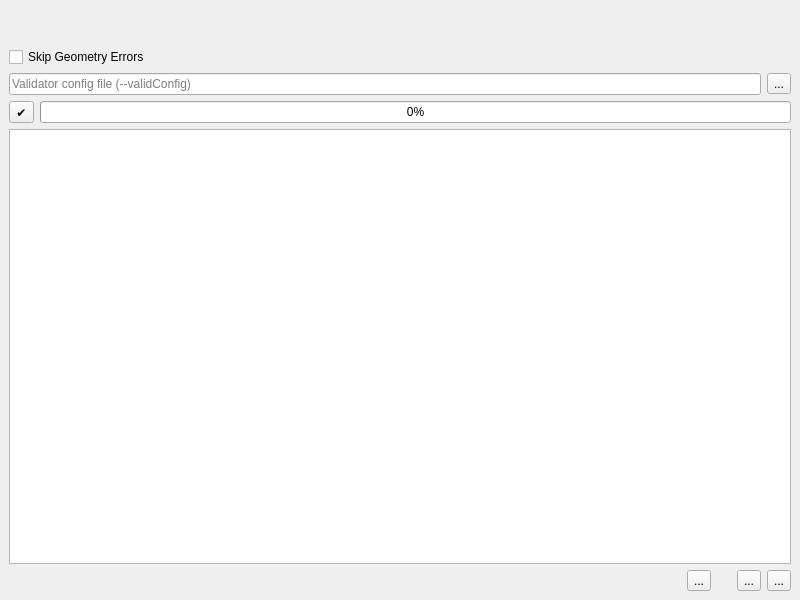
Before: the Qt Designer form QgisModelBaker/ui/validator.ui in opengisch/QgisModelBaker, drawn with Qt 5.
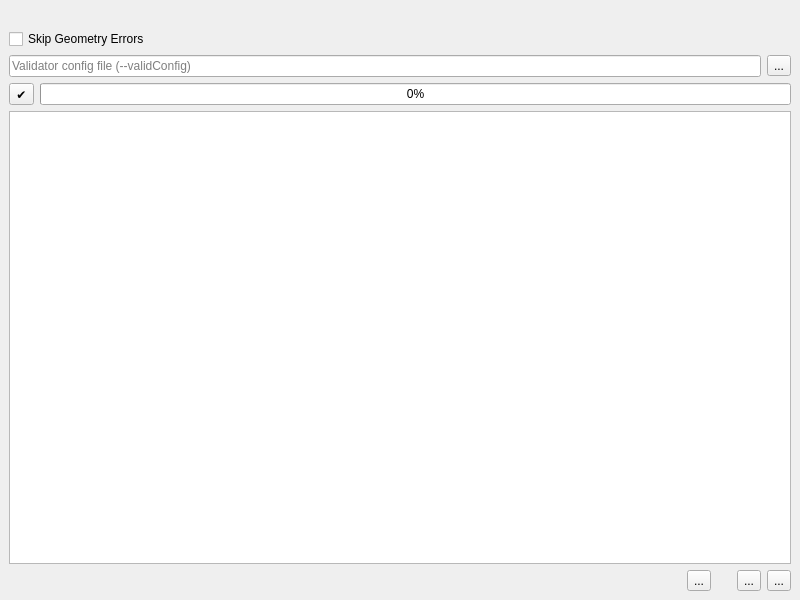
After: the same form once the commit is applied.

Commit message: Finetune validator GUI - remove margins

```diff
--- a/QgisModelBaker/ui/validator.ui
+++ b/QgisModelBaker/ui/validator.ui
@@ -15,36 +15,7 @@
   </property>
   <widget class="QWidget" name="dockWidgetContents">
    <layout class="QGridLayout" name="gridLayout">
-    <item row="0" column="0">
-     <widget class="QWidget" name="widget" native="true">
-      <layout class="QGridLayout" name="gridLayout_2">
-       <item row="0" column="0">
-        <widget class="QLabel" name="info_label">
-         <property name="text">
-          <string/>
-         </property>
-         <property name="wordWrap">
-          <bool>true</bool>
-         </property>
-        </widget>
-       </item>
-      </layout>
-     </widget>
-    </item>
-    <item row="1" column="0">
-     <layout class="QVBoxLayout" name="filter_layout"/>
-    </item>
-    <item row="2" column="0">
-     <widget class="QCheckBox" name="skip_geometry_errors_check_box">
-      <property name="toolTip">
-       <string>ili2db option --skipGeometryErrors</string>
-      </property>
-      <property name="text">
-       <string>Skip Geometry Errors</string>
-      </property>
-     </widget>
-    </item>
-    <item row="3" column="0">
+    <item row="5" column="0" colspan="2">
      <layout class="QHBoxLayout" name="horizontalLayout_2">
       <item>
        <widget class="QLineEdit" name="validator_config_file_line_edit">
@@ -65,46 +36,7 @@
       </item>
      </layout>
     </item>
-    <item row="4" column="0">
-     <widget class="QWidget" name="validation_layout" native="true">
-      <layout class="QVBoxLayout" name="verticalLayout_2">
-       <property name="leftMargin">
-        <number>0</number>
-       </property>
-       <property name="topMargin">
-        <number>0</number>
-       </property>
-       <property name="rightMargin">
-        <number>0</number>
-       </property>
-       <property name="bottomMargin">
-        <number>0</number>
-       </property>
-       <item>
-        <layout class="QHBoxLayout" name="horizontalLayout">
-         <item>
-          <widget class="QToolButton" name="run_button">
-           <property name="text">
-            <string>✔</string>
-           </property>
-          </widget>
-         </item>
-         <item>
-          <widget class="QProgressBar" name="progress_bar">
-           <property name="value">
-            <number>0</number>
-           </property>
-          </widget>
-         </item>
-        </layout>
-       </item>
-       <item>
-        <widget class="QTableView" name="result_table_view"/>
-       </item>
-      </layout>
-     </widget>
-    </item>
-    <item row="5" column="0">
+    <item row="7" column="0" colspan="2">
      <layout class="QHBoxLayout" name="horizontalLayout_3">
       <item>
        <spacer name="horizontalSpacer_2">
@@ -176,6 +108,72 @@
       </item>
      </layout>
     </item>
+    <item row="4" column="0" colspan="2">
+     <widget class="QCheckBox" name="skip_geometry_errors_check_box">
+      <property name="toolTip">
+       <string>ili2db option --skipGeometryErrors</string>
+      </property>
+      <property name="text">
+       <string>Skip Geometry Errors</string>
+      </property>
+     </widget>
+    </item>
+    <item row="6" column="0" colspan="2">
+     <widget class="QWidget" name="validation_layout" native="true">
+      <layout class="QVBoxLayout" name="verticalLayout_2">
+       <property name="leftMargin">
+        <number>0</number>
+       </property>
+       <property name="topMargin">
+        <number>0</number>
+       </property>
+       <property name="rightMargin">
+        <number>0</number>
+       </property>
+       <property name="bottomMargin">
+        <number>0</number>
+       </property>
+       <item>
+        <layout class="QHBoxLayout" name="horizontalLayout">
+         <item>
+          <widget class="QToolButton" name="run_button">
+           <property name="text">
+            <string>✔</string>
+           </property>
+          </widget>
+         </item>
+         <item>
+          <widget class="QProgressBar" name="progress_bar">
+           <property name="value">
+            <number>0</number>
+           </property>
+          </widget>
+         </item>
+        </layout>
+       </item>
+       <item>
+        <widget class="QTableView" name="result_table_view"/>
+       </item>
+      </layout>
+     </widget>
+    </item>
+    <item row="2" column="0" colspan="2">
+     <widget class="QLabel" name="info_label">
+      <property name="text">
+       <string/>
+      </property>
+      <property name="wordWrap">
+       <bool>true</bool>
+      </property>
+     </widget>
+    </item>
+    <item row="3" column="0" colspan="2">
+     <layout class="QVBoxLayout" name="filter_layout">
+      <property name="spacing">
+       <number>0</number>
+      </property>
+     </layout>
+    </item>
    </layout>
   </widget>
  </widget>
```
The commit also changes 1 other file.
